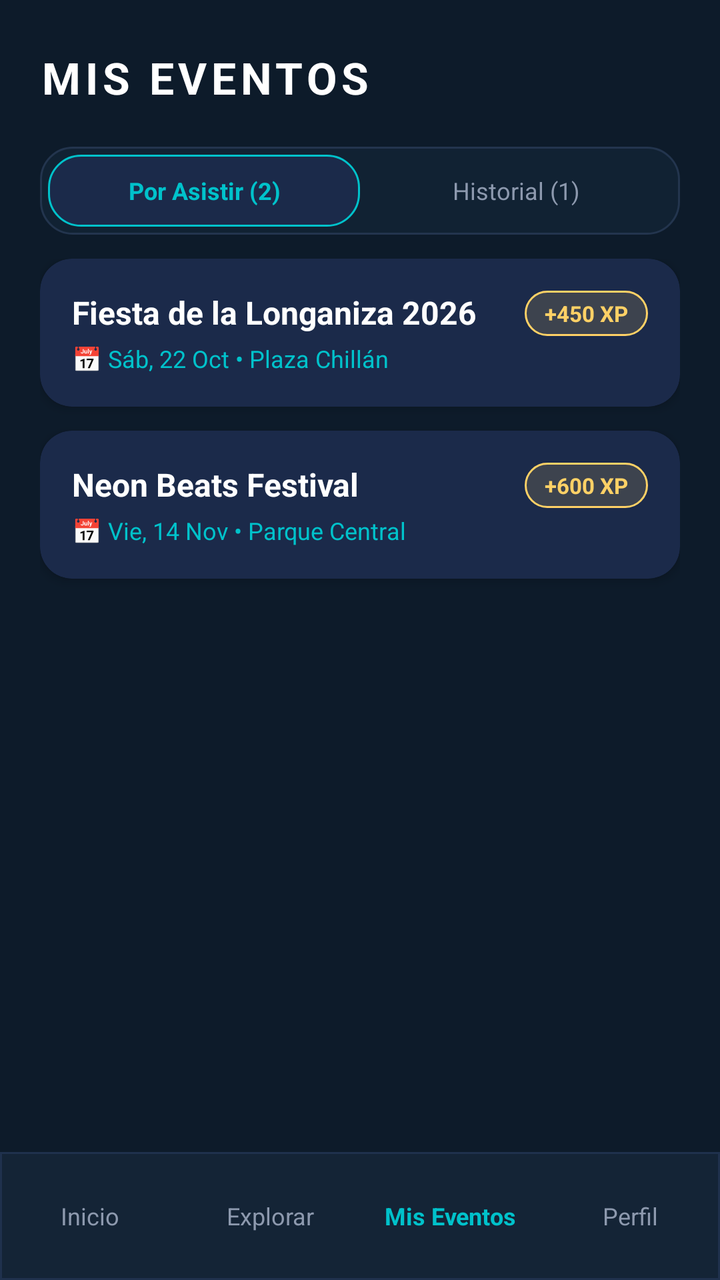
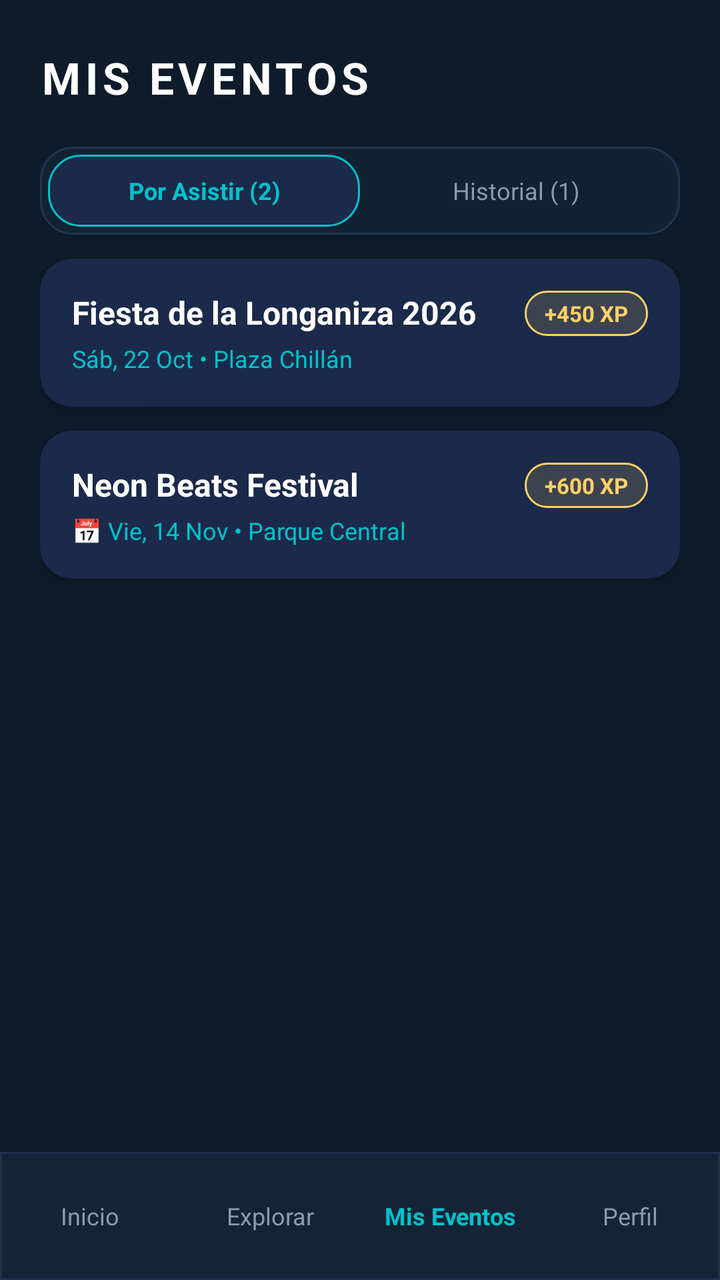

Screens rendered from an Android XML layout before and after an edit, with the pre-edit source and the edit as a unified diff.
<!-- AndroidManifest.xml: application theme Theme.Nexura -->
<!-- res/layout/activity_mis_eventos.xml -->
<?xml version="1.0" encoding="utf-8"?>
<androidx.constraintlayout.widget.ConstraintLayout xmlns:android="http://schemas.android.com/apk/res/android"
    xmlns:app="http://schemas.android.com/apk/res-auto"
    xmlns:tools="http://schemas.android.com/tools"
    android:layout_width="match_parent"
    android:layout_height="match_parent"
    android:background="@color/bg_dark"
    tools:context=".ui.MisEventos">

    
    <androidx.constraintlayout.widget.ConstraintLayout
        android:id="@+id/headerMyEvents"
        android:layout_width="match_parent"
        android:layout_height="wrap_content"
        android:paddingHorizontal="20dp"
        android:paddingTop="24dp"
        android:paddingBottom="12dp"
        app:layout_constraintTop_toTopOf="parent">

        <TextView
            android:id="@+id/tvTitleMyEvents"
            android:layout_width="wrap_content"
            android:layout_height="wrap_content"
            android:text="MIS EVENTOS"
            android:textColor="@color/text_white"
            android:textSize="22sp"
            android:textStyle="bold"
            android:letterSpacing="0.1"
            app:layout_constraintBottom_toBottomOf="parent"
            app:layout_constraintStart_toStartOf="parent"
            app:layout_constraintTop_toTopOf="parent" />
    </androidx.constraintlayout.widget.ConstraintLayout>

    
    <LinearLayout
        android:id="@+id/tabsMyEvents"
        android:layout_width="match_parent"
        android:layout_height="44dp"
        android:layout_marginHorizontal="20dp"
        android:layout_marginTop="8dp"
        android:background="@drawable/input"
        android:orientation="horizontal"
        android:padding="4dp"
        app:layout_constraintTop_toBottomOf="@id/headerMyEvents">

        <TextView
            android:id="@+id/tabPorAsistir"
            android:layout_width="0dp"
            android:layout_height="match_parent"
            android:layout_weight="1"
            android:background="@drawable/categoria"
            android:gravity="center"
            android:text="Por Asistir (2)"
            android:textColor="@color/neon_cyan"
            android:textSize="12sp"
            android:textStyle="bold" />

        <TextView
            android:id="@+id/tabHistorial"
            android:layout_width="0dp"
            android:layout_height="match_parent"
            android:layout_weight="1"
            android:gravity="center"
            android:text="Historial (1)"
            android:textColor="@color/text_gray"
            android:textSize="12sp" />
    </LinearLayout>

    
    <ScrollView
        android:layout_width="match_parent"
        android:layout_height="0dp"
        android:layout_marginTop="12dp"
        android:fillViewport="true"
        app:layout_constraintBottom_toTopOf="@id/bottomNav"
        app:layout_constraintTop_toBottomOf="@id/tabsMyEvents">

        <LinearLayout
            android:layout_width="match_parent"
            android:layout_height="wrap_content"
            android:orientation="vertical"
            android:paddingHorizontal="20dp"
            android:paddingBottom="24dp">

            
            <LinearLayout
                android:id="@+id/containerPorAsistir"
                android:layout_width="match_parent"
                android:layout_height="wrap_content"
                android:orientation="vertical"
                android:visibility="visible">

                
                <androidx.cardview.widget.CardView
                    android:id="@+id/cardSaved1"
                    android:layout_width="match_parent"
                    android:layout_height="wrap_content"
                    android:layout_marginBottom="12dp"
                    app:cardBackgroundColor="@color/surface_card"
                    app:cardCornerRadius="16dp"
                    app:cardElevation="3dp">

                    <androidx.constraintlayout.widget.ConstraintLayout
                        android:layout_width="match_parent"
                        android:layout_height="wrap_content"
                        android:padding="16dp">

                        <TextView
                            android:id="@+id/tvBadge1"
                            android:layout_width="wrap_content"
                            android:layout_height="wrap_content"
                            android:background="@drawable/badge"
                            android:paddingHorizontal="10dp"
                            android:paddingVertical="4dp"
                            android:text="+450 XP"
                            android:textColor="@color/trophy_gold"
                            android:textSize="11sp"
                            android:textStyle="bold"
                            app:layout_constraintEnd_toEndOf="parent"
                            app:layout_constraintTop_toTopOf="parent" />

                        <TextView
                            android:id="@+id/tvSavedTitle1"
                            android:layout_width="0dp"
                            android:layout_height="wrap_content"
                            android:text="Fiesta de la Longaniza 2026"
                            android:textColor="@color/text_white"
                            android:textSize="16sp"
                            android:textStyle="bold"
                            app:layout_constraintEnd_toStartOf="@id/tvBadge1"
                            app:layout_constraintStart_toStartOf="parent"
                            app:layout_constraintTop_toTopOf="parent" />

                        <TextView
                            android:layout_width="wrap_content"
                            android:layout_height="wrap_content"
                            android:layout_marginTop="4dp"
                            android:text="📅 Sáb, 22 Oct • Plaza Chillán"
                            android:textColor="@color/neon_cyan"
                            android:textSize="12sp"
                            app:layout_constraintStart_toStartOf="parent"
                            app:layout_constraintTop_toBottomOf="@id/tvSavedTitle1" />
                    </androidx.constraintlayout.widget.ConstraintLayout>
                </androidx.cardview.widget.CardView>

                
                <androidx.cardview.widget.CardView
                    android:id="@+id/cardSaved2"
                    android:layout_width="match_parent"
                    android:layout_height="wrap_content"
                    android:layout_marginBottom="12dp"
                    app:cardBackgroundColor="@color/surface_card"
                    app:cardCornerRadius="16dp"
                    app:cardElevation="3dp">

                    <androidx.constraintlayout.widget.ConstraintLayout
                        android:layout_width="match_parent"
                        android:layout_height="wrap_content"
                        android:padding="16dp">

                        <TextView
                            android:id="@+id/tvBadge2"
                            android:layout_width="wrap_content"
                            android:layout_height="wrap_content"
                            android:background="@drawable/badge"
                            android:paddingHorizontal="10dp"
                            android:paddingVertical="4dp"
                            android:text="+600 XP"
                            android:textColor="@color/trophy_gold"
                            android:textSize="11sp"
                            android:textStyle="bold"
                            app:layout_constraintEnd_toEndOf="parent"
                            app:layout_constraintTop_toTopOf="parent" />

                        <TextView
                            android:id="@+id/tvSavedTitle2"
                            android:layout_width="0dp"
                            android:layout_height="wrap_content"
                            android:text="Neon Beats Festival"
                            android:textColor="@color/text_white"
                            android:textSize="16sp"
                            android:textStyle="bold"
                            app:layout_constraintEnd_toStartOf="@id/tvBadge2"
                            app:layout_constraintStart_toStartOf="parent"
                            app:layout_constraintTop_toTopOf="parent" />

                        <TextView
                            android:layout_width="wrap_content"
                            android:layout_height="wrap_content"
                            android:layout_marginTop="4dp"
                            android:text="📅 Vie, 14 Nov • Parque Central"
                            android:textColor="@color/neon_cyan"
                            android:textSize="12sp"
                            app:layout_constraintStart_toStartOf="parent"
                            app:layout_constraintTop_toBottomOf="@id/tvSavedTitle2" />
                    </androidx.constraintlayout.widget.ConstraintLayout>
                </androidx.cardview.widget.CardView>
            </LinearLayout>

            
            <LinearLayout
                android:id="@+id/containerHistorial"
                android:layout_width="match_parent"
                android:layout_height="wrap_content"
                android:orientation="vertical"
                android:visibility="gone">

                <androidx.cardview.widget.CardView
                    android:layout_width="match_parent"
                    android:layout_height="wrap_content"
                    app:cardBackgroundColor="@color/surface_card"
                    app:cardCornerRadius="16dp"
                    app:cardElevation="3dp">

                    <androidx.constraintlayout.widget.ConstraintLayout
                        android:layout_width="match_parent"
                        android:layout_height="wrap_content"
                        android:padding="16dp">

                        <TextView
                            android:id="@+id/tvBadgeHist"
                            android:layout_width="wrap_content"
                            android:layout_height="wrap_content"
                            android:background="@drawable/btn_gps"
                            android:paddingHorizontal="10dp"
                            android:paddingVertical="4dp"
                            android:text="✓ Reclamado (+350 XP)"
                            android:textColor="@color/status_green"
                            android:textSize="11sp"
                            android:textStyle="bold"
                            app:layout_constraintEnd_toEndOf="parent"
                            app:layout_constraintTop_toTopOf="parent" />

                        <TextView
                            android:id="@+id/tvHistTitle"
                            android:layout_width="0dp"
                            android:layout_height="wrap_content"
                            android:text="Feria del Libro y Arte 2026"
                            android:textColor="@color/text_white"
                            android:textSize="16sp"
                            android:textStyle="bold"
                            app:layout_constraintEnd_toStartOf="@id/tvBadgeHist"
                            app:layout_constraintStart_toStartOf="parent"
                            app:layout_constraintTop_toTopOf="parent" />

                        <TextView
                            android:layout_width="wrap_content"
                            android:layout_height="wrap_content"
                            android:layout_marginTop="4dp"
                            android:text="Asistencia verificada por GPS"
                            android:textColor="@color/text_gray"
                            android:textSize="12sp"
                            app:layout_constraintStart_toStartOf="parent"
                            app:layout_constraintTop_toBottomOf="@id/tvHistTitle" />
                    </androidx.constraintlayout.widget.ConstraintLayout>
                </androidx.cardview.widget.CardView>
            </LinearLayout>

        </LinearLayout>
    </ScrollView>

    
    <LinearLayout
        android:id="@+id/bottomNav"
        android:layout_width="match_parent"
        android:layout_height="64dp"
        android:background="@drawable/nav"
        android:gravity="center"
        android:orientation="horizontal"
        app:layout_constraintBottom_toBottomOf="parent">

        <TextView
            android:id="@+id/navHome"
            android:layout_width="0dp"
            android:layout_height="wrap_content"
            android:layout_weight="1"
            android:gravity="center"
            android:text="Inicio"
            android:textColor="@color/text_gray"
            android:textSize="12sp" />

        <TextView
            android:id="@+id/navExplore"
            android:layout_width="0dp"
            android:layout_height="wrap_content"
            android:layout_weight="1"
            android:gravity="center"
            android:text="Explorar"
            android:textColor="@color/text_gray"
            android:textSize="12sp" />

        <TextView
            android:id="@+id/navMyEvents"
            android:layout_width="0dp"
            android:layout_height="wrap_content"
            android:layout_weight="1"
            android:gravity="center"
            android:text="Mis Eventos"
            android:textColor="@color/neon_cyan"
            android:textSize="12sp"
            android:textStyle="bold" />

        <TextView
            android:id="@+id/navProfile"
            android:layout_width="0dp"
            android:layout_height="wrap_content"
            android:layout_weight="1"
            android:gravity="center"
            android:text="Perfil"
            android:textColor="@color/text_gray"
            android:textSize="12sp" />
    </LinearLayout>

</androidx.constraintlayout.widget.ConstraintLayout>
<!-- resources referenced by this layout -->
<resources>
  <color name="bg_dark">#0D1B2A</color>
  <color name="neon_cyan">#00C2CB</color>
  <color name="status_green">#00E676</color>
  <color name="surface_card">#1B2A4A</color>
  <color name="text_gray">#8D99AE</color>
  <color name="text_white">#FFFFFF</color>
  <color name="trophy_gold">#FFD166</color>
  <!-- drawable badge (drawable) -->
  <?xml version="1.0" encoding="utf-8"?>
  <shape xmlns:android="http://schemas.android.com/apk/res/android"
      android:shape="rectangle">
      <solid android:color="#26FFD166" />
      <stroke android:width="1dp" android:color="@color/trophy_gold" />
      <corners android:radius="12dp" />
  </shape>
  <!-- drawable btn_gps (drawable) -->
  <?xml version="1.0" encoding="utf-8"?>
  <shape xmlns:android="http://schemas.android.com/apk/res/android"
      android:shape="rectangle">
      <solid android:color="#1A3B2B" />
      <stroke android:width="1.5dp" android:color="@color/status_green" />
      <corners android:radius="24dp" />
  </shape>
  <!-- drawable categoria (drawable) -->
  <?xml version="1.0" encoding="utf-8"?>
  <shape xmlns:android="http://schemas.android.com/apk/res/android"
      android:shape="rectangle">
      <solid android:color="@color/surface_card" />
      <stroke android:width="1dp" android:color="@color/neon_cyan" />
      <corners android:radius="16dp" />
  </shape>
  <!-- drawable input (drawable) -->
  <?xml version="1.0" encoding="utf-8"?>
  <shape xmlns:android="http://schemas.android.com/apk/res/android"
      android:shape="rectangle">
      <solid android:color="@color/input_bg" />
      <stroke
          android:width="1dp"
          android:color="#23354E" />
      <corners android:radius="16dp" />
  </shape>
  <!-- drawable nav (drawable) -->
  <?xml version="1.0" encoding="utf-8"?>
  <shape xmlns:android="http://schemas.android.com/apk/res/android"
      android:shape="rectangle">
      <solid android:color="@color/surface_dark" />
      <stroke android:width="1dp" android:color="#1F314D" />
  </shape>
  <style name="Theme.Nexura" parent="Theme.MaterialComponents.DayNight.DarkActionBar">
          
          <item name="colorPrimary">@color/purple_500</item>
          <item name="colorPrimaryVariant">@color/purple_700</item>
          <item name="colorOnPrimary">@color/white</item>
          
          <item name="colorSecondary">@color/teal_200</item>
          <item name="colorSecondaryVariant">@color/teal_700</item>
          <item name="colorOnSecondary">@color/black</item>
          
          <item name="android:statusBarColor">?attr/colorPrimaryVariant</item>
          
      </style>
  <color name="input_bg">#112233</color>
  <color name="surface_dark">#142436</color>
  <color name="purple_500">#FF6200EE</color>
  <color name="purple_700">#FF3700B3</color>
  <color name="white">#FFFFFFFF</color>
  <color name="teal_200">#FF03DAC5</color>
  <color name="teal_700">#FF018786</color>
  <color name="black">#FF000000</color>
</resources>

<!-- the commit's change to res/layout/activity_mis_eventos.xml (unified diff, before → after) -->
@@ -135,7 +135,7 @@
                             android:layout_width="wrap_content"
                             android:layout_height="wrap_content"
                             android:layout_marginTop="4dp"
-                            android:text="📅 Sáb, 22 Oct • Plaza Chillán"
+                            android:text="Sáb, 22 Oct • Plaza Chillán"
                             android:textColor="@color/neon_cyan"
                             android:textSize="12sp"
                             app:layout_constraintStart_toStartOf="parent"
